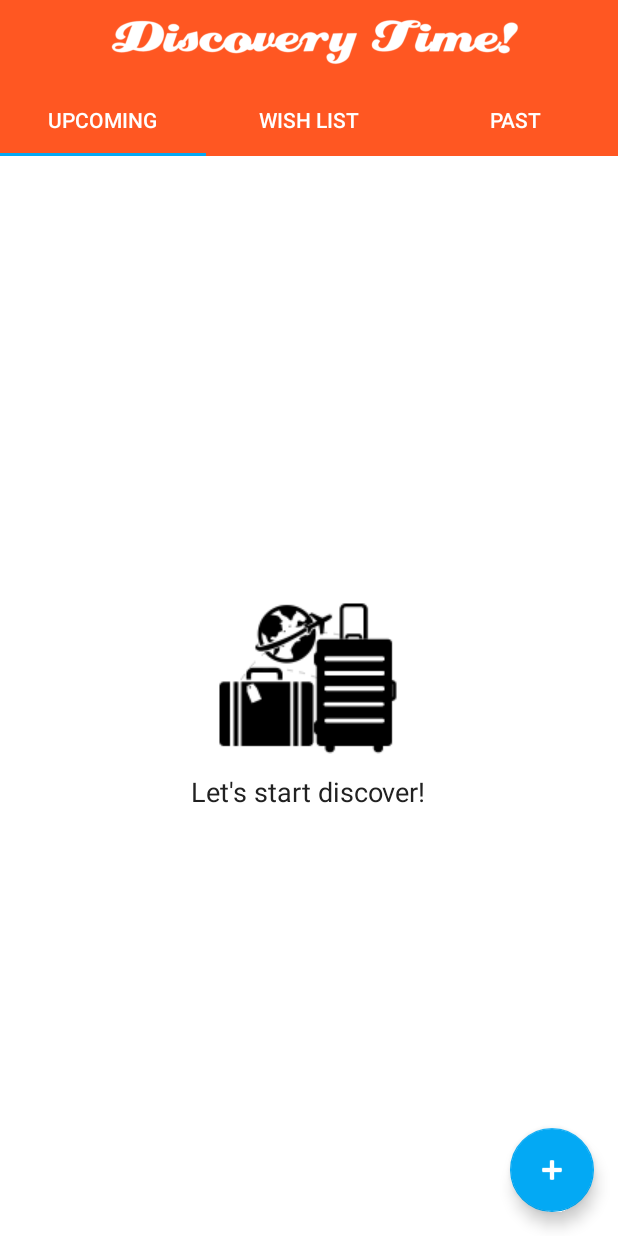
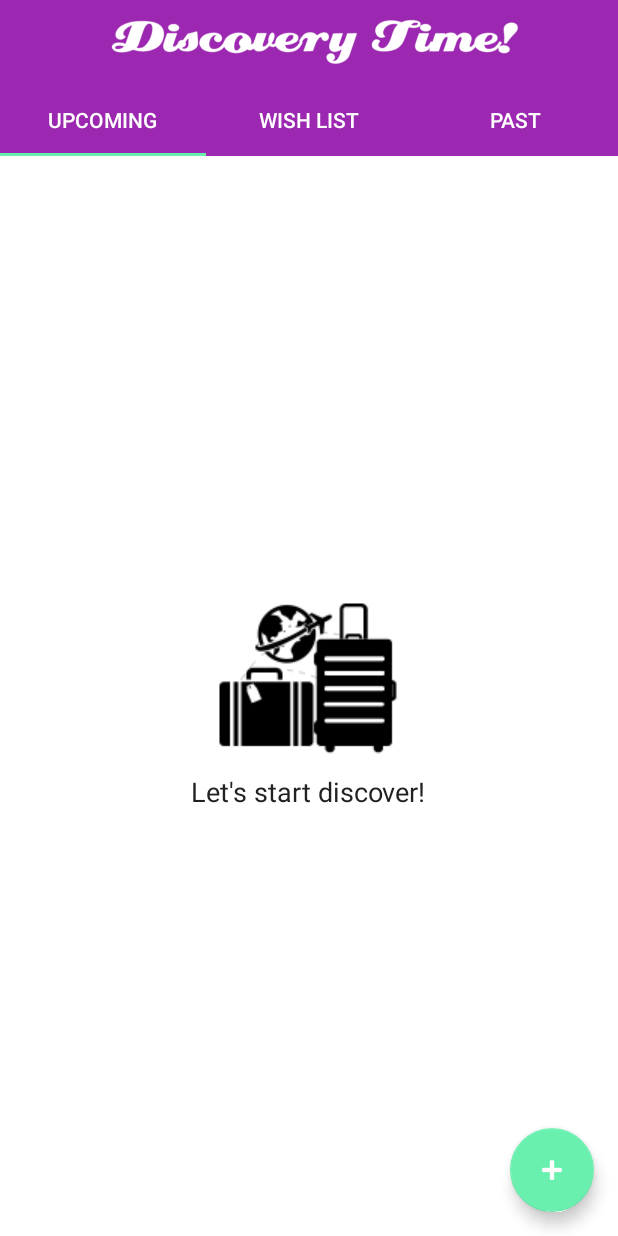
Before and after one commit to nastjashevchenko/Capstone-Project, an Android app: the screen it shows after launch (MainActivity), on a phone screen of 412 x 824 dp. Run offline under Robolectric (Android 15) with nearby library versions, the phone set to English and light mode, and no system bars; our stand-ins replace ButterKnife.

Commit message:
Feat: Change theme colors scheme

```diff
--- a/DiscoveryTime/app/src/main/res/layout/activity_main.xml
+++ b/DiscoveryTime/app/src/main/res/layout/activity_main.xml
@@ -28,8 +28,8 @@
             android:id="@+id/sliding_tabs"
             android:layout_width="match_parent"
             android:layout_height="wrap_content"
-            app:tabTextColor="@color/white"
-            app:tabSelectedTextColor="@color/white"
+            app:tabTextColor="@color/text_light"
+            app:tabSelectedTextColor="@color/text_light"
             android:background="@color/primary"/>
 
         <android.support.v4.view.ViewPager
--- a/DiscoveryTime/app/src/main/res/layout/activity_trip.xml
+++ b/DiscoveryTime/app/src/main/res/layout/activity_trip.xml
@@ -50,7 +50,7 @@
                 android:layout_width="match_parent"
                 android:layout_height="wrap_content"
                 android:layout_gravity="bottom"
-                android:textColor="@color/white"
+                android:textColor="@color/text_light"
                 android:layout_marginBottom="15dp"
                 app:layout_collapseMode="parallax"
                 app:layout_collapseParallaxMultiplier="0.2"
--- a/DiscoveryTime/app/src/main/res/values/colors.xml
+++ b/DiscoveryTime/app/src/main/res/values/colors.xml
@@ -1,9 +1,9 @@
 <?xml version="1.0" encoding="utf-8"?>
 <resources>
-    <color name="primary">#FF5722</color>
-    <color name="primary_dark">#E64A19</color>
-    <color name="primary_light">#FFCCBC</color>
-    <color name="accent">#03A9F4</color>
+    <color name="primary">#9C27B0</color>
+    <color name="primary_dark">#8E24AA</color>
+    <color name="primary_light">#E1BEE7</color>
+    <color name="accent">#69F0AE</color>
 
     <color name="scrim_start">#00000000</color>
     <color name="scrim_end">#DD000000</color>
```
